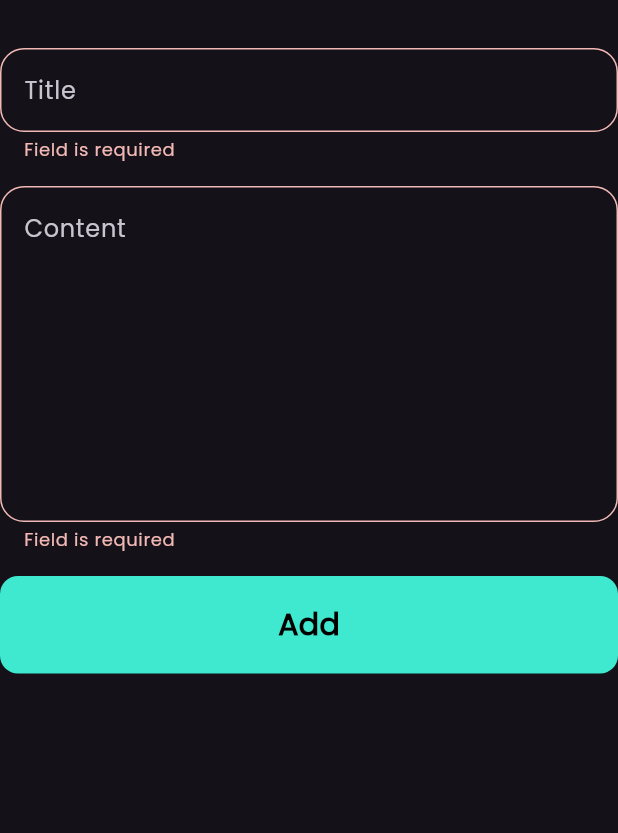
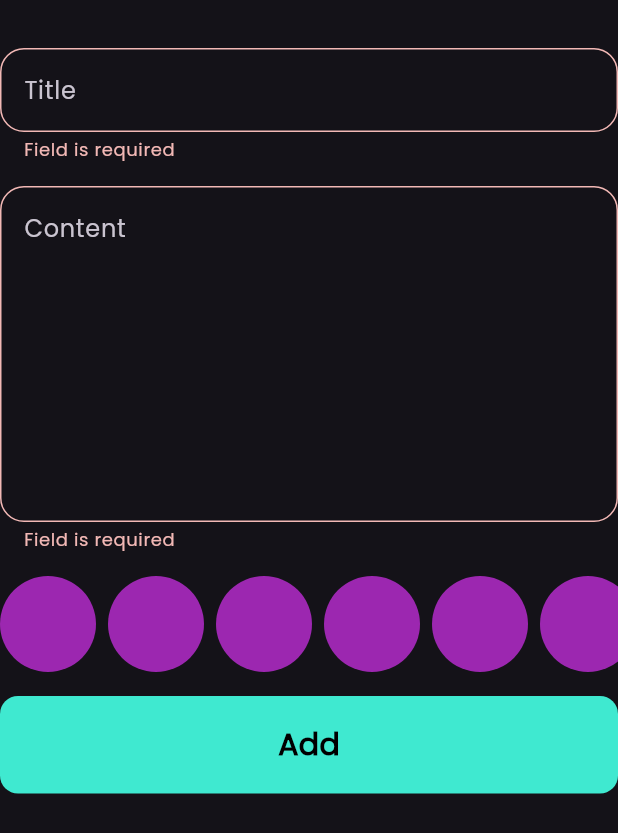
Before and after one commit to AhmedOmran22/Notes_App, a Flutter app: the AddNoteForm widget shown alone on an empty page, opened directly, after a tap on "Add", on a phone screen of 412 x 824 dp. Shown: the top 833 px of the screen. Run offline on Flutter 3.47's test engine with Material 3 defaults, Android fonts, the phone set to English and light mode, and no system bars; our stand-ins replace bloc, flutter_bloc, font_awesome_flutter, hive, hive_flutter; accounts and stored records are empty.

Commit message:
create color list view part one

```diff
--- a/lib/widgets/add_note_form.dart
+++ b/lib/widgets/add_note_form.dart
@@ -4,6 +4,7 @@ import 'package:intl/intl.dart';
 import 'package:notes_app/constans.dart';
 import 'package:notes_app/cubits/Add%20note%20cubit/add_note_cubit.dart';
 import 'package:notes_app/models/note_model.dart';
+import 'package:notes_app/widgets/color_item_list_view.dart';
 import 'package:notes_app/widgets/custom_button.dart';
 import 'package:notes_app/widgets/custom_text_field.dart';
 
@@ -45,17 +46,30 @@ class _AddNoteFormState extends State<AddNoteForm> {
             },
           ),
           const SizedBox(height: 16),
+          const ColorsListView(),
+          const SizedBox(height: 16),
           BlocBuilder<AddNoteCubit, AddNoteStates>(
             builder: (context, state) {
               return CustomButton(
                 isLoading: state is AddNoteLoading ? true : false,
                 onTap: () {
+                  onTapMethod(context);
+                },
+              );
+            },
+          ),
+          const SizedBox(height: 32),
+        ],
+      ),
+    );
+  }
+
+  void onTapMethod(BuildContext context) {
     if (formKey.currentState!.validate()) {
       formKey.currentState!.save();
 
       var currentDate = DateTime.now();
-                    var formatedCurrentDate =
-                        DateFormat.yMd().format(currentDate);
+      var formatedCurrentDate = DateFormat.yMd().format(currentDate);
 
       NoteModel noteModel = NoteModel(
         title: title!,
@@ -68,13 +82,5 @@ class _AddNoteFormState extends State<AddNoteForm> {
       autovalidateMode = AutovalidateMode.always;
       setState(() {});
     }
-                },
-              );
-            },
-          ),
-          const SizedBox(height: 32),
-        ],
-      ),
-    );
   }
 }
--- /dev/null
+++ b/lib/widgets/color_item.dart
@@ -0,0 +1,17 @@
+
+import 'package:flutter/material.dart';
+
+class ColorItem extends StatelessWidget {
+  const ColorItem({super.key});
+
+  @override
+  Widget build(BuildContext context) {
+    return const Padding(
+      padding: EdgeInsets.only(right: 8),
+      child: CircleAvatar(
+        backgroundColor: Colors.purple,
+        radius: 32,
+      ),
+    );
+  }
+}
--- /dev/null
+++ b/lib/widgets/color_item_list_view.dart
@@ -0,0 +1,20 @@
+
+import 'package:flutter/material.dart';
+import 'package:notes_app/widgets/color_item.dart';
+
+class ColorsListView extends StatelessWidget {
+  const ColorsListView({super.key});
+
+  @override
+  Widget build(BuildContext context) {
+    return SizedBox(
+      height: 64,
+      child: ListView.builder(
+        scrollDirection: Axis.horizontal,
+        itemBuilder: (BuildContext context, int index) {
+          return const ColorItem();
+        },
+      ),
+    );
+  }
+}
```
Lines whose indentation alone changed are shown as unchanged.
